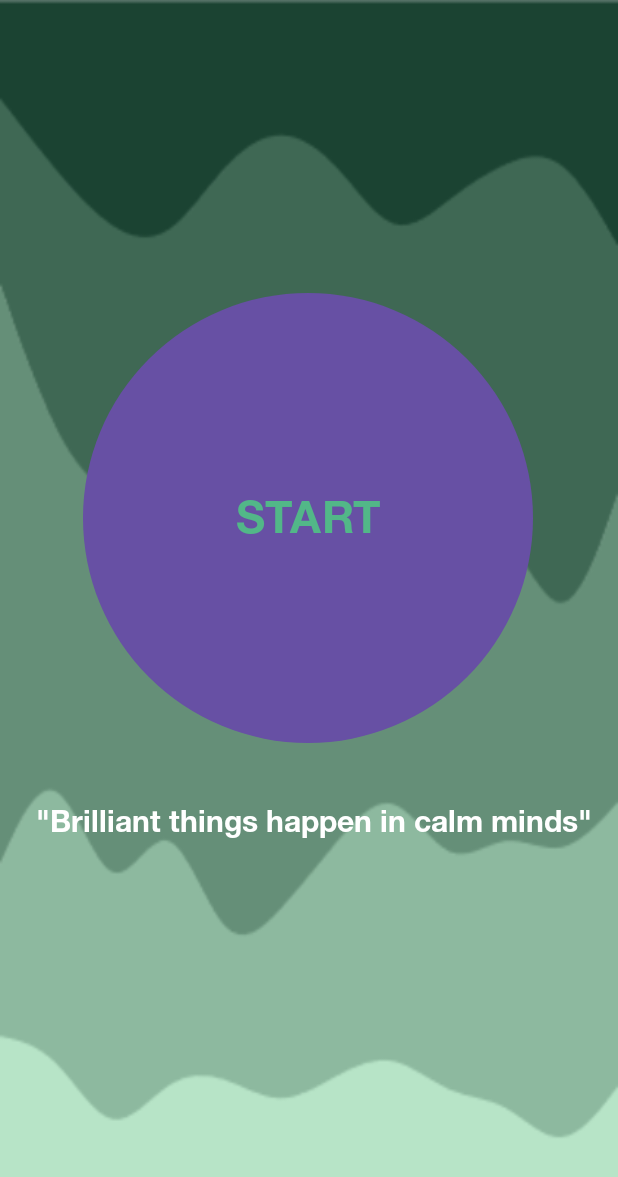
After one commit to PTFinalProject/solitude, an Android app: the ReadyPage screen opened directly, with no data from a screen before it, on a phone screen of 412 x 824 dp. The commit adds this screen. Shown: the top 1177 px of the screen. Run offline under Robolectric (Android 15) with nearby library versions, the phone set to English and light mode, and no system bars.

Commit message:
added anshun in read me file

```diff
--- a/app/src/main/AndroidManifest.xml
+++ b/app/src/main/AndroidManifest.xml
@@ -12,6 +12,9 @@
         android:supportsRtl="true"
         android:theme="@style/Theme.PlatTechFinalProject"
         tools:targetApi="31">
+        <activity
+            android:name=".ReadyPage"
+            android:exported="false" />
         <activity
             android:name=".journalEntry"
             android:exported="false" />
--- /dev/null
+++ b/app/src/main/java/com/example/plattechfinalproject/ReadyPage.java
@@ -0,0 +1,14 @@
+package com.example.plattechfinalproject;
+
+import androidx.appcompat.app.AppCompatActivity;
+
+import android.os.Bundle;
+
+public class ReadyPage extends AppCompatActivity {
+
+    @Override
+    protected void onCreate(Bundle savedInstanceState) {
+        super.onCreate(savedInstanceState);
+        setContentView(R.layout.activity_ready_page);
+    }
+}
--- /dev/null
+++ b/app/src/main/res/drawable/circle_shape_button.xml
@@ -0,0 +1,5 @@
+<?xml version="1.0" encoding="utf-8"?>
+<shape xmlns:android="http://schemas.android.com/apk/res/android" android:shape="rectangle">
+    <solid android:color="#FFFFFF"/>
+    <corners android:radius="500dp"></corners>
+</shape>
--- a/app/src/main/res/layout/activity_end.xml
+++ b/app/src/main/res/layout/activity_end.xml
@@ -29,8 +29,7 @@
         android:text="Back to start"
         app:layout_constraintBottom_toBottomOf="parent"
         app:layout_constraintEnd_toEndOf="parent"
-        app:layout_constraintHorizontal_bias="0.46"
         app:layout_constraintStart_toStartOf="parent"
         app:layout_constraintTop_toTopOf="parent"
-        app:layout_constraintVertical_bias="0.761" />
+        app:layout_constraintVertical_bias="0.759" />
 </androidx.constraintlayout.widget.ConstraintLayout>
--- /dev/null
+++ b/app/src/main/res/layout/activity_ready_page.xml
@@ -0,0 +1,44 @@
+<?xml version="1.0" encoding="utf-8"?>
+<androidx.constraintlayout.widget.ConstraintLayout xmlns:android="http://schemas.android.com/apk/res/android"
+    xmlns:app="http://schemas.android.com/apk/res-auto"
+    xmlns:tools="http://schemas.android.com/tools"
+    android:layout_width="match_parent"
+    android:layout_height="match_parent"
+    android:background="@drawable/tranquilitybg"
+    tools:context=".ReadyPage">
+
+    <TextView
+        android:id="@+id/textView12"
+        android:layout_width="wrap_content"
+        android:layout_height="wrap_content"
+        android:fontFamily="@font/helvetica_neue_lt_std_75_bold"
+        android:text="&quot;Brilliant things happen in calm minds&quot;"
+        android:textAlignment="textStart"
+        android:textColor="#FFFFFF"
+        android:textSize="20sp"
+        app:layout_constraintBottom_toBottomOf="parent"
+        app:layout_constraintEnd_toEndOf="parent"
+        app:layout_constraintHorizontal_bias="0.578"
+        app:layout_constraintStart_toStartOf="parent"
+        app:layout_constraintTop_toTopOf="parent"
+        app:layout_constraintVertical_bias="0.67" />
+
+    <Button
+        android:id="@+id/nextBtnHotline2"
+        android:layout_width="300dp"
+        android:layout_height="300dp"
+        android:background="@drawable/circle_shape_button"
+        android:backgroundTint="#B3FFFFFF"
+        android:fontFamily="@font/helvetica_neue_lt_std_75_bold"
+        android:text="START"
+        android:textColor="#FF52b788"
+        android:textColorHighlight="#FFFFFF"
+        android:textColorLink="#AA9494"
+        android:textSize="30dp"
+        app:layout_constraintBottom_toBottomOf="parent"
+        app:layout_constraintEnd_toEndOf="parent"
+        app:layout_constraintHorizontal_bias="0.495"
+        app:layout_constraintStart_toStartOf="parent"
+        app:layout_constraintTop_toTopOf="parent"
+        app:layout_constraintVertical_bias="0.373" />
+</androidx.constraintlayout.widget.ConstraintLayout>
```
